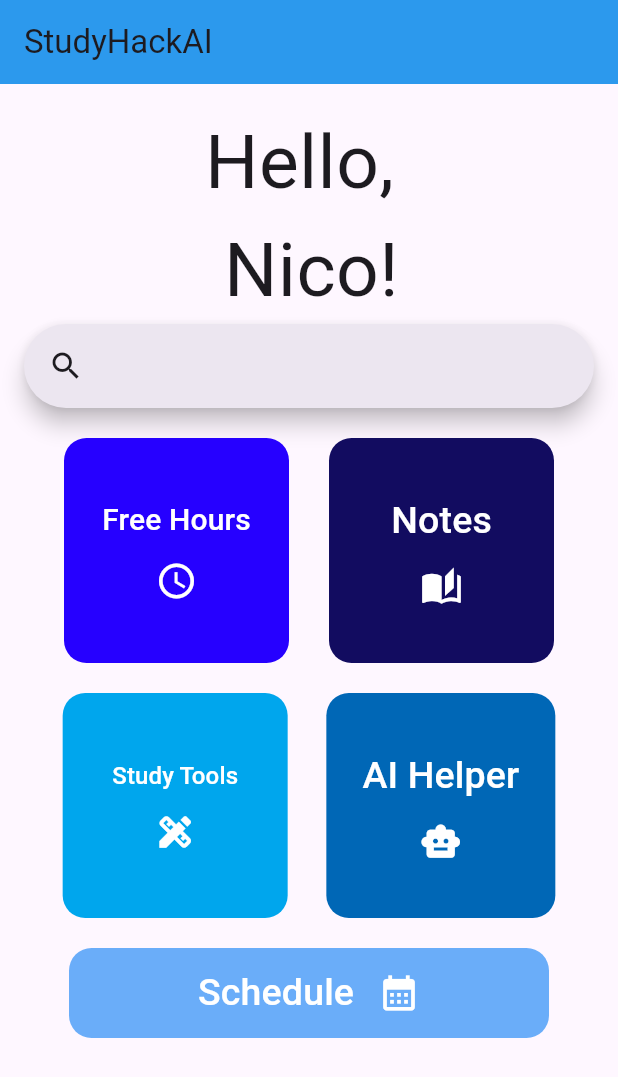
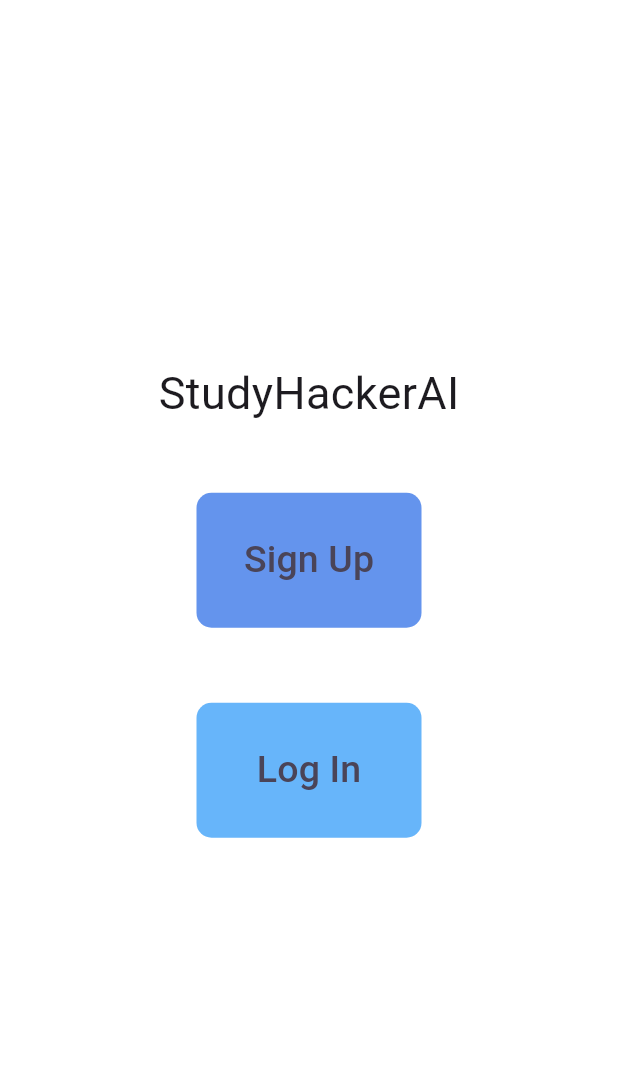
Before and after one commit to jaredsina/greenteam, a Flutter app: the screen it shows after launch, on a phone screen of 412 x 824 dp. Shown: the top 1077 px of the screen. Run offline on Flutter 3.47's test engine with Material 3 defaults, Android fonts, the phone set to English and light mode, and no system bars; our stand-ins replace syncfusion_flutter_calendar.

Commit message:
Fix Webpage name

```diff
--- a/study_app_client/lib/main.dart
+++ b/study_app_client/lib/main.dart
@@ -3,6 +3,7 @@ import 'package:flutter/material.dart';
 import 'pages/schedule.dart';
 
 import 'pages/study_tools.dart';
+import 'pages/signup_login.dart';
 
 void main() {
   runApp(const MyApp());
@@ -37,7 +38,7 @@ class MyApp extends StatelessWidget {
         //   seedColor: const Color.fromARGB(100, 106, 173, 249),
         // ),
       ),
-      home: const MyHomePage(title: 'StudyHackAI'),
+      home: const SignLog(title: 'StudyHackAI'),
       routes: {
         // ADD YOUR ROUTES HERE
         '/schedule': (context) => const Schedule(),
--- a/study_app_client/lib/pages/signup_login.dart
+++ b/study_app_client/lib/pages/signup_login.dart
@@ -9,54 +9,58 @@ class MyApp extends StatelessWidget {
 
   @override
   Widget build(BuildContext context) {
-    return MaterialApp(
-      title: 'Auth Buttons',
-      home: const AuthPage(),
-      debugShowCheckedModeBanner: false,
-    );
+    return MaterialApp(debugShowCheckedModeBanner: false);
   }
 }
 
-class AuthPage extends StatelessWidget {
-  const AuthPage({super.key});
+class SignLog extends StatelessWidget {
+  const SignLog({super.key, required String title});
 
   @override
   Widget build(BuildContext context) {
     return Scaffold(
-      backgroundColor: Colors.white,
+      backgroundColor: Color.fromARGB(255, 255, 255, 255),
       body: Center(
         child: Padding(
           padding: const EdgeInsets.symmetric(horizontal: 32.0),
           child: Column(
             mainAxisSize: MainAxisSize.min,
+            mainAxisAlignment: MainAxisAlignment.start,
             children: [
-              FilledButton(
-                onPressed: () {
-                  // TODO: Handle Sign Up
-                },
-                style: FilledButton.styleFrom(
-                  backgroundColor: Colors.deepPurple,
-                  minimumSize: const Size(double.infinity, 50),
-                  shape: RoundedRectangleBorder(
-                    borderRadius: BorderRadius.circular(12),
+              Text("StudyHackerAI", style: TextStyle(fontSize: 30)),
+              SizedBox(height: 20),
+              Padding(
+                padding: EdgeInsets.all(25),
+                child: FilledButton.tonal(
+                  style: ElevatedButton.styleFrom(
+                    fixedSize: const Size(150, 90),
+                    shape: RoundedRectangleBorder(
+                      borderRadius: BorderRadius.circular(10),
+                    ),
+                    backgroundColor: Color.fromARGB(255, 100, 148, 237),
                   ),
+                  onPressed: () {
+                    Navigator.pushNamed(context, '/study/quiz');
+                  },
+                  child: Text('Sign Up', style: TextStyle(fontSize: 25)),
                 ),
-                child: const Text('Sign Up', style: TextStyle(fontSize: 18)),
               ),
-              const SizedBox(height: 16),
-              OutlinedButton(
-                onPressed: () {
-                  // TODO: Handle Log In
-                },
-                style: OutlinedButton.styleFrom(
-                  foregroundColor: Colors.deepPurple,
-                  side: const BorderSide(color: Colors.deepPurple),
-                  minimumSize: const Size(double.infinity, 50),
-                  shape: RoundedRectangleBorder(
-                    borderRadius: BorderRadius.circular(12),
+              Padding(
+                padding: EdgeInsets.all(25),
+                child: FilledButton.tonal(
+                  style: ElevatedButton.styleFrom(
+                    fixedSize: const Size(150, 90),
+                    shape: RoundedRectangleBorder(
+                      borderRadius: BorderRadius.circular(10),
+                    ),
+                    backgroundColor: Color.fromARGB(255, 103, 181, 250),
                   ),
+
+                  onPressed: () {
+                    Navigator.pushNamed(context, '/study/flashcard');
+                  },
+                  child: Text('Log In', style: TextStyle(fontSize: 25)),
                 ),
-                child: const Text('Log In', style: TextStyle(fontSize: 18)),
               ),
             ],
           ),
```
